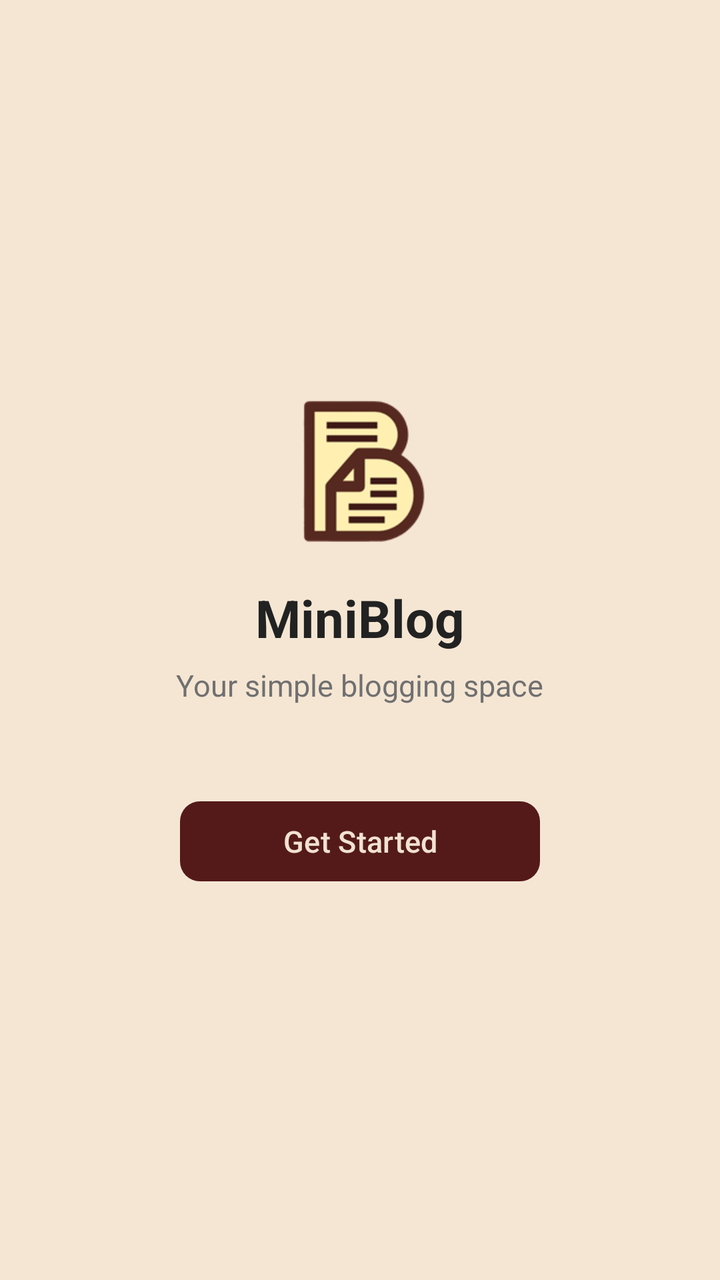
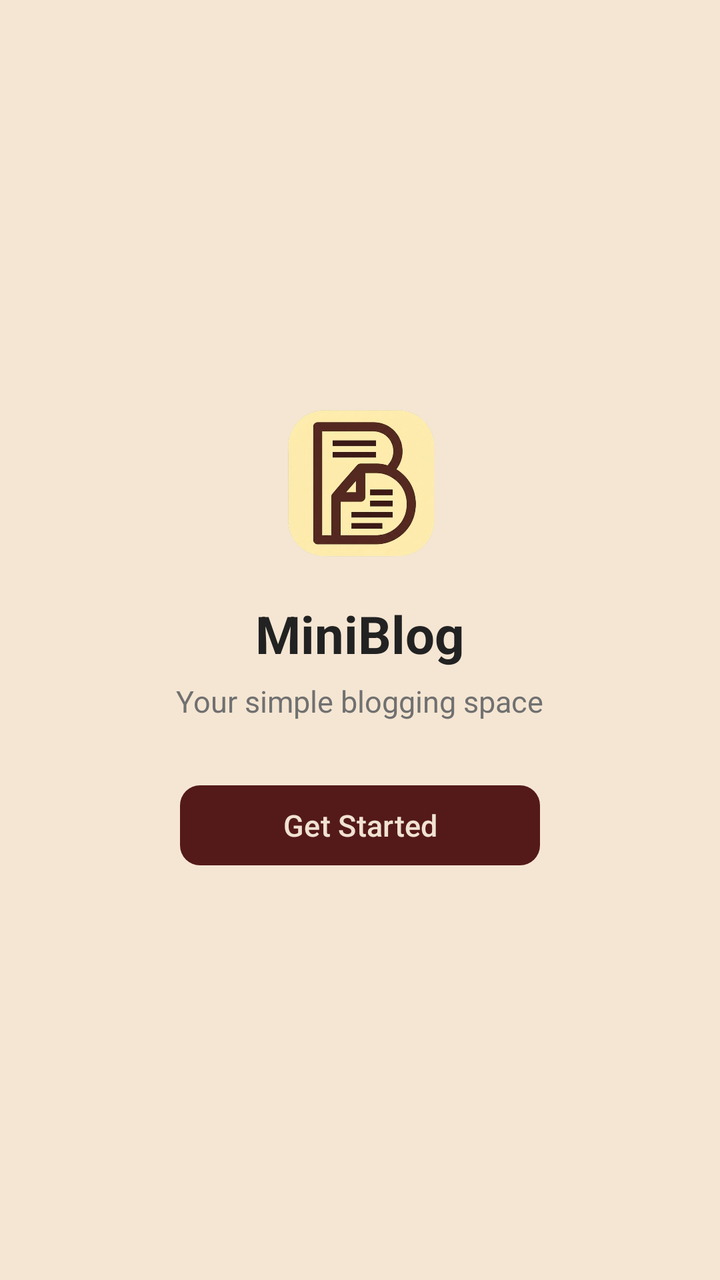

Before-and-after screenshots of an Android layout around one commit, followed by the original layout XML and the change that was made.
<!-- AndroidManifest.xml: application theme Theme.Miniblog -->
<!-- res/layout/activity_landing.xml -->
<?xml version="1.0" encoding="utf-8"?>
<LinearLayout
    xmlns:android="http://schemas.android.com/apk/res/android"
    xmlns:app="http://schemas.android.com/apk/res-auto"
    android:layout_width="match_parent"
    android:layout_height="match_parent"
    android:orientation="vertical"
    android:gravity="center"
    android:background="@color/background">

    
    <ImageView
        android:id="@+id/imageViewLogo"
        android:layout_width="76dp"
        android:layout_height="76dp"
        android:scaleType="fitCenter"
        android:src="@drawable/ic_logo"
        android:contentDescription="@string/app_name" />

    <TextView
        android:id="@+id/textViewBrandName"
        android:layout_width="wrap_content"
        android:layout_height="wrap_content"
        android:layout_marginTop="20dp"
        android:text="@string/app_name"
        android:textSize="26sp"
        android:textStyle="bold"
        android:textColor="@color/text_primary" />

    <TextView
        android:id="@+id/textViewTagline"
        android:layout_width="wrap_content"
        android:layout_height="wrap_content"
        android:layout_marginTop="6dp"
        android:text="@string/landing_tagline"
        android:textSize="15sp"
        android:textColor="@color/text_secondary" />

    <com.google.android.material.button.MaterialButton
        android:id="@+id/buttonGetStarted"
        android:layout_width="wrap_content"
        android:layout_height="wrap_content"
        android:layout_marginTop="44dp"
        android:minWidth="180dp"
        android:paddingHorizontal="32dp"
        android:text="@string/get_started"
        android:textAllCaps="false"
        android:textSize="15sp"
        android:textColor="@color/on_primary"
        app:backgroundTint="@color/primary"
        app:cornerRadius="10dp"
        app:elevation="2dp" />

</LinearLayout>
<!-- resources referenced by this layout -->
<resources>
  <color name="background">#FFF5E6D3</color>
  <color name="on_primary">#FFF1E2D1</color>
  <color name="primary">#FF541A1A</color>
  <color name="text_primary">#FF222222</color>
  <color name="text_secondary">#FF707070</color>
  <!-- drawable ic_logo: png bitmap (drawable-hdpi, 5128 bytes) -->
  <string name="app_name">MiniBlog</string>
  <string name="get_started">Get Started</string>
  <string name="landing_tagline">Your simple blogging space</string>
  <style name="Theme.Miniblog" parent="Base.Theme.Miniblog" />
  <style name="Base.Theme.Miniblog" parent="Theme.Material3.Light.NoActionBar">
          <item name="colorPrimary">@color/primary</item>
          <item name="colorOnPrimary">@color/on_primary</item>
          <item name="colorPrimaryContainer">@color/primary_light</item>
          <item name="colorSecondary">@color/accent</item>
          <item name="colorOnSecondary">@android:color/white</item>
          <item name="colorSurface">@color/card_background</item>
          <item name="colorOnSurface">@color/text_primary</item>
          <item name="android:statusBarColor">@color/primary_dark</item>
          <item name="android:navigationBarColor">@color/primary_dark</item>
          <item name="android:windowBackground">@color/background</item>
      </style>
  <color name="primary_light">#FF7A3B3B</color>
  <color name="accent">#FFDCC3AA</color>
  <color name="card_background">#FFFFFFFF</color>
  <color name="primary_dark">#FF3A1010</color>
</resources>

<!-- the commit's change to res/layout/activity_landing.xml (unified diff, before → after) -->
@@ -6,7 +6,8 @@
     android:layout_height="match_parent"
     android:orientation="vertical"
     android:gravity="center"
-    android:background="@color/background">
+    android:background="@color/background"
+    android:fitsSystemWindows="true">
 
     
     <ImageView
@@ -14,7 +15,7 @@
         android:layout_width="76dp"
         android:layout_height="76dp"
         android:scaleType="fitCenter"
-        android:src="@drawable/ic_logo"
+        android:src="@drawable/appicon2"
         android:contentDescription="@string/app_name" />
 
     <TextView
@@ -40,9 +41,9 @@
         android:id="@+id/buttonGetStarted"
         android:layout_width="wrap_content"
         android:layout_height="wrap_content"
-        android:layout_marginTop="44dp"
+        android:layout_marginTop="28dp"
         android:minWidth="180dp"
-        android:paddingHorizontal="32dp"
+        android:paddingHorizontal="28dp"
         android:text="@string/get_started"
         android:textAllCaps="false"
         android:textSize="15sp"
<!-- resource entries referenced after the edit -->
@@ -5,7 +5,7 @@
   <color name="primary">#FF541A1A</color>
   <color name="text_primary">#FF222222</color>
   <color name="text_secondary">#FF707070</color>
-  <!-- drawable ic_logo: png bitmap (drawable-hdpi, 5128 bytes) -->
+  <!-- drawable appicon2: png bitmap (drawable-nodpi, 220942 bytes) -->
   <string name="app_name">MiniBlog</string>
   <string name="get_started">Get Started</string>
   <string name="landing_tagline">Your simple blogging space</string>
